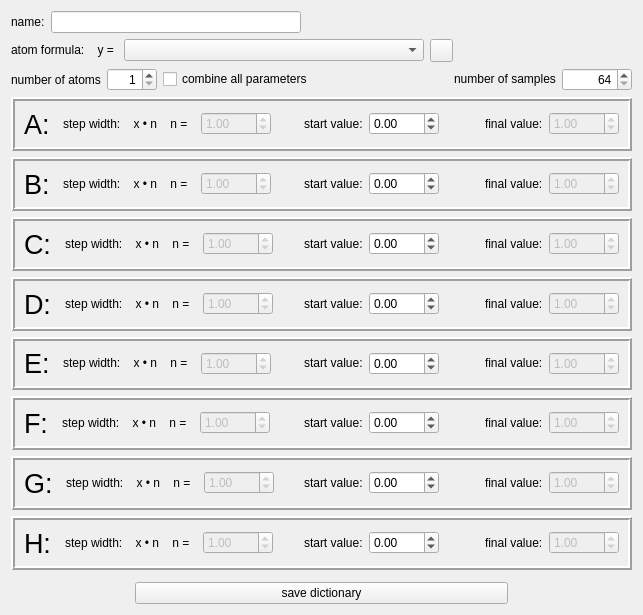
Qt form examples/matchingPursuit/enhancededitorwindow.ui (mne-tools/mne-cpp) before a commit.
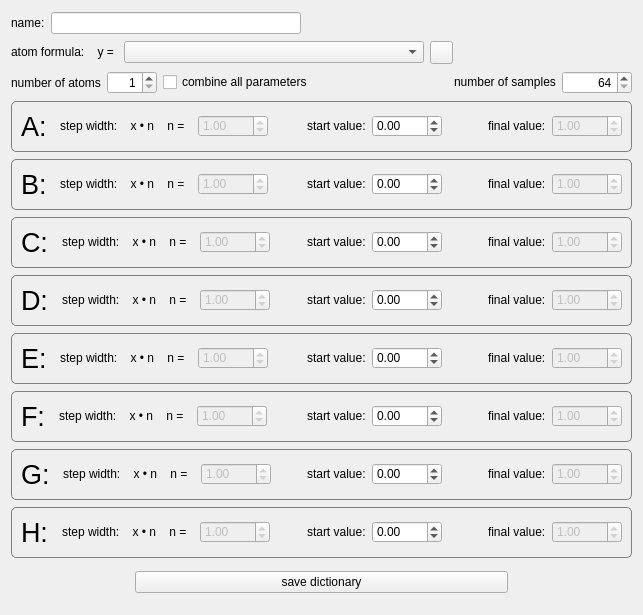
The same form after that commit. Icons and pictures are not drawn.

```diff
--- a/examples/matchingPursuit/enhancededitorwindow.ui
+++ b/examples/matchingPursuit/enhancededitorwindow.ui
@@ -276,21 +276,29 @@
     </layout>
    </item>
    <item>
-    <widget class="QFrame" name="fr_A">
+    <widget class="QGroupBox" name="gb_A">
      <property name="sizePolicy">
       <sizepolicy hsizetype="Preferred" vsizetype="Fixed">
        <horstretch>0</horstretch>
        <verstretch>0</verstretch>
       </sizepolicy>
      </property>
-     <property name="frameShape">
-      <enum>QFrame::Box</enum>
-     </property>
-     <property name="frameShadow">
-      <enum>QFrame::Raised</enum>
-     </property>
-     <property name="lineWidth">
-      <number>2</number>
+     <property name="styleSheet">
+      <string notr="true">    QGroupBox  {
+        background-color: qlineargradient(x1: 0, y1: 0, x2: 0, y2: 1,
+                                          stop: 0 #E0E0E0, stop: 1 #FFFFFF);
+        border: 1px solid gray;
+        border-radius: 5px;
+        margin-top: 3ex; /* leave space at the top for the title */
+    }
+     
+    QGroupBox::title  {
+        subcontrol-origin: margin;
+		left: 12px;
+        subcontrol-position: top left; /* position at the top center */
+        padding: 1px;       
+    }
+</string>
      </property>
      <layout class="QHBoxLayout" name="horizontalLayout_8">
       <item>
@@ -473,21 +481,29 @@
     </widget>
    </item>
    <item>
-    <widget class="QFrame" name="fr_B">
+    <widget class="QGroupBox" name="gb_B">
      <property name="sizePolicy">
       <sizepolicy hsizetype="Preferred" vsizetype="Fixed">
        <horstretch>0</horstretch>
        <verstretch>0</verstretch>
       </sizepolicy>
      </property>
-     <property name="frameShape">
-      <enum>QFrame::Box</enum>
-     </property>
-     <property name="frameShadow">
-      <enum>QFrame::Raised</enum>
-     </property>
-     <property name="lineWidth">
-      <number>2</number>
+     <property name="styleSheet">
+      <string notr="true">    QGroupBox  {
+        background-color: qlineargradient(x1: 0, y1: 0, x2: 0, y2: 1,
+                                          stop: 0 #E0E0E0, stop: 1 #FFFFFF);
+        border: 1px solid gray;
+        border-radius: 5px;
+        margin-top: 3ex; /* leave space at the top for the title */
+    }
+     
+    QGroupBox::title  {
+        subcontrol-origin: margin;
+		left: 12px;
+        subcontrol-position: top left; /* position at the top center */
+        padding: 1px;       
+    }
+</string>
      </property>
      <layout class="QHBoxLayout" name="horizontalLayout_7">
       <item>
@@ -670,21 +686,29 @@
     </widget>
    </item>
    <item>
-    <widget class="QFrame" name="fr_C">
+    <widget class="QGroupBox" name="gb_C">
      <property name="sizePolicy">
       <sizepolicy hsizetype="Preferred" vsizetype="Fixed">
        <horstretch>0</horstretch>
        <verstretch>0</verstretch>
       </sizepolicy>
      </property>
-     <property name="frameShape">
-      <enum>QFrame::Box</enum>
-     </property>
-     <property name="frameShadow">
-      <enum>QFrame::Raised</enum>
-     </property>
-     <property name="lineWidth">
-      <number>2</number>
+     <property name="styleSheet">
+      <string notr="true">    QGroupBox  {
+        background-color: qlineargradient(x1: 0, y1: 0, x2: 0, y2: 1,
+                                          stop: 0 #E0E0E0, stop: 1 #FFFFFF);
+        border: 1px solid gray;
+        border-radius: 5px;
+        margin-top: 3ex; /* leave space at the top for the title */
+    }
+     
+    QGroupBox::title  {
+        subcontrol-origin: margin;
+		left: 12px;
+        subcontrol-position: top left; /* position at the top center */
+        padding: 1px;       
+    }
+</string>
      </property>
      <layout class="QHBoxLayout" name="horizontalLayout_6">
       <item>
@@ -867,21 +891,29 @@
     </widget>
    </item>
    <item>
-    <widget class="QFrame" name="fr_D">
+    <widget class="QGroupBox" name="gb_D">
      <property name="sizePolicy">
       <sizepolicy hsizetype="Preferred" vsizetype="Fixed">
        <horstretch>0</horstretch>
        <verstretch>0</verstretch>
       </sizepolicy>
      </property>
-     <property name="frameShape">
-      <enum>QFrame::Box</enum>
-     </property>
-     <property name="frameShadow">
-      <enum>QFrame::Raised</enum>
-     </property>
-     <property name="lineWidth">
-      <number>2</number>
+     <property name="styleSheet">
+      <string notr="true">    QGroupBox  {
+        background-color: qlineargradient(x1: 0, y1: 0, x2: 0, y2: 1,
+                                          stop: 0 #E0E0E0, stop: 1 #FFFFFF);
+        border: 1px solid gray;
+        border-radius: 5px;
+        margin-top: 3ex; /* leave space at the top for the title */
+    }
+     
+    QGroupBox::title  {
+        subcontrol-origin: margin;
+		left: 12px;
+        subcontrol-position: top left; /* position at the top center */
+        padding: 1px;       
+    }
+</string>
      </property>
      <layout class="QHBoxLayout" name="horizontalLayout_4">
       <item>
@@ -1064,21 +1096,29 @@
     </widget>
    </item>
    <item>
-    <widget class="QFrame" name="fr_E">
+    <widget class="QGroupBox" name="gb_E">
      <property name="sizePolicy">
       <sizepolicy hsizetype="Preferred" vsizetype="Fixed">
        <horstretch>0</horstretch>
        <verstretch>0</verstretch>
       </sizepolicy>
      </property>
-     <property name="frameShape">
-      <enum>QFrame::Box</enum>
-     </property>
-     <property name="frameShadow">
-      <enum>QFrame::Raised</enum>
-     </property>
-     <property name="lineWidth">
-      <number>2</number>
+     <property name="styleSheet">
+      <string notr="true">    QGroupBox  {
+        background-color: qlineargradient(x1: 0, y1: 0, x2: 0, y2: 1,
+                                          stop: 0 #E0E0E0, stop: 1 #FFFFFF);
+        border: 1px solid gray;
+        border-radius: 5px;
+        margin-top: 3ex; /* leave space at the top for the title */
+    }
+     
+    QGroupBox::title  {
+        subcontrol-origin: margin;
+		left: 12px;
+        subcontrol-position: top left; /* position at the top center */
+        padding: 1px;       
+    }
+</string>
      </property>
      <layout class="QHBoxLayout" name="horizontalLayout_3">
       <item>
@@ -1261,21 +1301,29 @@
     </widget>
    </item>
    <item>
-    <widget class="QFrame" name="fr_F">
+    <widget class="QGroupBox" name="gb_F">
      <property name="sizePolicy">
       <sizepolicy hsizetype="Preferred" vsizetype="Fixed">
        <horstretch>0</horstretch>
        <verstretch>0</verstretch>
       </sizepolicy>
      </property>
-     <property name="frameShape">
-      <enum>QFrame::Box</enum>
-     </property>
-     <property name="frameShadow">
-      <enum>QFrame::Raised</enum>
-     </property>
-     <property name="lineWidth">
-      <number>2</number>
+     <property name="styleSheet">
+      <string notr="true">    QGroupBox  {
+        background-color: qlineargradient(x1: 0, y1: 0, x2: 0, y2: 1,
+                                          stop: 0 #E0E0E0, stop: 1 #FFFFFF);
+        border: 1px solid gray;
+        border-radius: 5px;
+        margin-top: 3ex; /* leave space at the top for the title */
+    }
+     
+    QGroupBox::title  {
+        subcontrol-origin: margin;
+		left: 12px;
+        subcontrol-position: top left; /* position at the top center */
+        padding: 1px;       
+    }
+</string>
      </property>
      <layout class="QHBoxLayout" name="horizontalLayout_5">
       <item>
@@ -1458,21 +1506,29 @@
     </widget>
    </item>
    <item>
-    <widget class="QFrame" name="fr_G">
+    <widget class="QGroupBox" name="gb_G">
      <property name="sizePolicy">
       <sizepolicy hsizetype="Preferred" vsizetype="Fixed">
        <horstretch>0</horstretch>
        <verstretch>0</verstretch>
       </sizepolicy>
      </property>
-     <property name="frameShape">
-      <enum>QFrame::Box</enum>
-     </property>
-     <property name="frameShadow">
-      <enum>QFrame::Raised</enum>
-     </property>
-     <property name="lineWidth">
-      <number>2</number>
+     <property name="styleSheet">
+      <string notr="true">    QGroupBox  {
+        background-color: qlineargradient(x1: 0, y1: 0, x2: 0, y2: 1,
+                                          stop: 0 #E0E0E0, stop: 1 #FFFFFF);
+        border: 1px solid gray;
+        border-radius: 5px;
+        margin-top: 3ex; /* leave space at the top for the title */
+    }
+     
+    QGroupBox::title  {
+        subcontrol-origin: margin;
+		left: 12px;
+        subcontrol-position: top left; /* position at the top center */
+        padding: 1px;       
+    }
+</string>
      </property>
      <layout class="QHBoxLayout" name="horizontalLayout_9">
       <item>
@@ -1655,21 +1711,29 @@
     </widget>
    </item>
    <item>
-    <widget class="QFrame" name="fr_H">
+    <widget class="QGroupBox" name="gb_H">
      <property name="sizePolicy">
       <sizepolicy hsizetype="Preferred" vsizetype="Fixed">
        <horstretch>0</horstretch>
        <verstretch>0</verstretch>
       </sizepolicy>
      </property>
-     <property name="frameShape">
-      <enum>QFrame::Box</enum>
-     </property>
-     <property name="frameShadow">
-      <enum>QFrame::Raised</enum>
-     </property>
-     <property name="lineWidth">
-      <number>2</number>
+     <property name="styleSheet">
+      <string notr="true">    QGroupBox  {
+        background-color: qlineargradient(x1: 0, y1: 0, x2: 0, y2: 1,
+                                          stop: 0 #E0E0E0, stop: 1 #FFFFFF);
+        border: 1px solid gray;
+        border-radius: 5px;
+        margin-top: 3ex; /* leave space at the top for the title */
+    }
+     
+    QGroupBox::title  {
+        subcontrol-origin: margin;
+		left: 12px;
+        subcontrol-position: top left; /* position at the top center */
+        padding: 1px;       
+    }
+</string>
      </property>
      <layout class="QHBoxLayout" name="horizontalLayout_10">
       <item>
```
